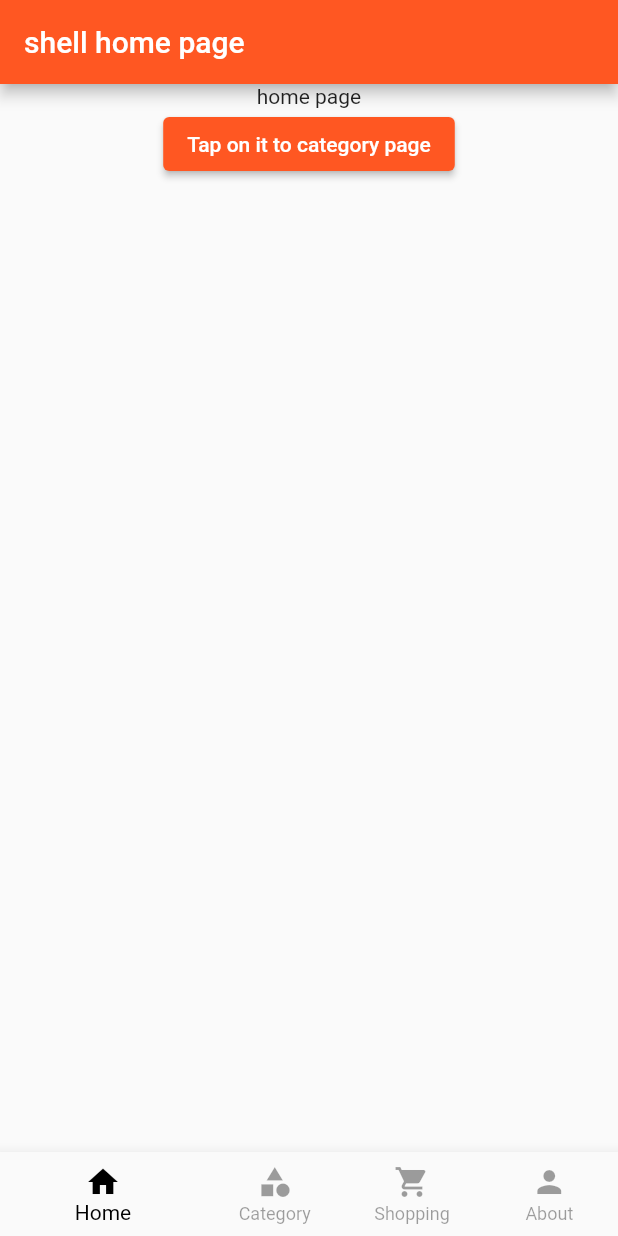
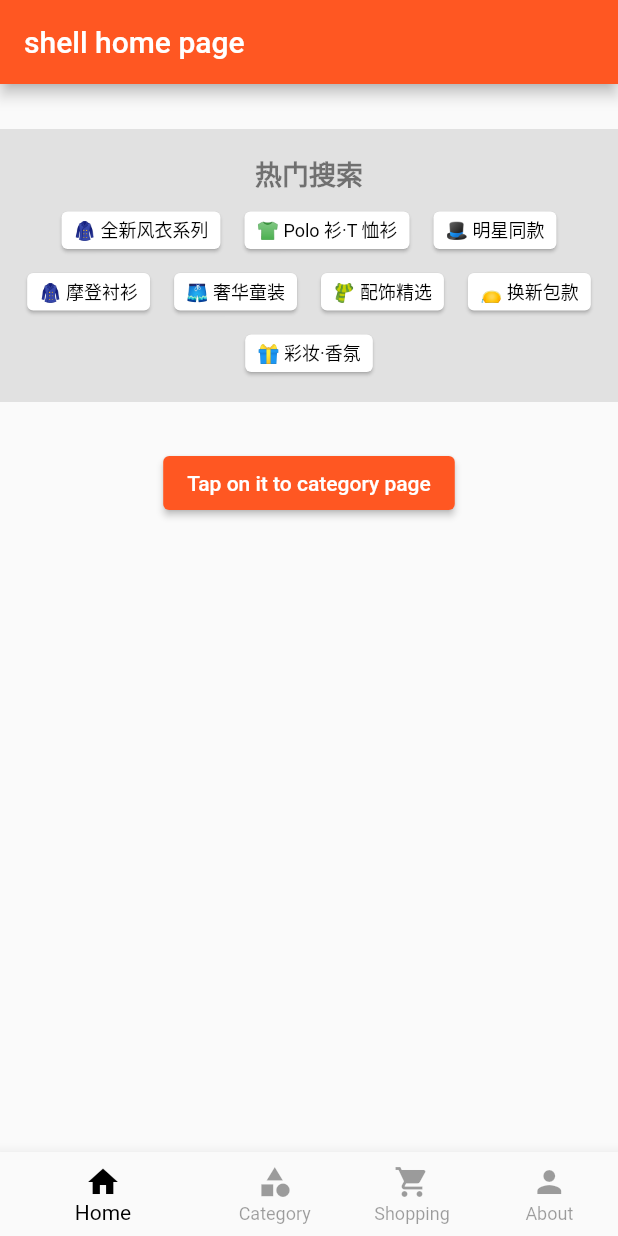
Before and after one commit to xiao-T/e_commerce_demo_of_flutter, a Flutter app: the screen it shows after launch, on a phone screen of 412 x 824 dp. Run offline on Flutter 3.47's test engine with Material 2 defaults, Android fonts, the phone set to English and light mode, and no system bars; our stand-ins replace go_router.

Commit message:
feat: hot words on home page

```diff
--- a/lib/main.dart
+++ b/lib/main.dart
@@ -22,6 +22,13 @@ class App extends StatelessWidget {
           selectedItemColor: Colors.black,
           unselectedItemColor: Colors.black38,
         ),
+        textTheme: const TextTheme(
+          displaySmall: TextStyle(
+            height: 1.4,
+            fontSize: 12,
+            color: Colors.black,
+          ),
+        ),
       ),
       routerConfig: shellRoute,
     );
--- a/lib/pages/category/category.dart
+++ b/lib/pages/category/category.dart
@@ -15,7 +15,6 @@ class CategoryPage extends StatelessWidget {
           const Text('Category page body'),
           ElevatedButton(
             onPressed: () {
-              print('tapped on category btn');
               GoRouter.of(context).go('/category/testId');
             },
             child: const Text('navigate to category detail page'),
--- a/lib/pages/category/detail.dart
+++ b/lib/pages/category/detail.dart
@@ -1,10 +1,13 @@
 // category detail
-import 'package:e_mall_demo/main.dart';
 import 'package:flutter/material.dart';
 import 'package:go_router/go_router.dart';
 
 class CategoryDetail extends StatelessWidget {
-  const CategoryDetail({Key? key}) : super(key: key);
+  final String categoryId;
+  const CategoryDetail({
+    Key? key,
+    required this.categoryId,
+  }) : super(key: key);
 
   @override
   Widget build(BuildContext context) {
@@ -13,11 +16,16 @@ class CategoryDetail extends StatelessWidget {
         title: const Text('Category Detail Page'),
       ),
       body: Center(
-        child: ElevatedButton(
-          child: const Text('back to home'),
-          onPressed: () {
-            GoRouter.of(context).go('/');
-          },
+        child: Column(
+          children: [
+            Text('Category ID: $categoryId'),
+            ElevatedButton(
+              child: const Text('back to home'),
+              onPressed: () {
+                GoRouter.of(context).go('/');
+              },
+            ),
+          ],
         ),
       ),
     );
--- a/lib/pages/home.dart
+++ /dev/null
@@ -1,41 +0,0 @@
-import 'package:flutter/material.dart';
-import 'package:go_router/go_router.dart';
-
-class HomePage extends StatefulWidget {
-  const HomePage({super.key, required this.title});
-
-  final String title;
-
-  @override
-  State<HomePage> createState() => _HomePageState();
-}
-
-class _HomePageState extends State<HomePage> {
-  final int _currentIndex = 0;
-
-  static const List<Widget> _pages = <Widget>[
-    Text('home page'),
-    Text('Category page'),
-    Text('shopping cart page'),
-    Text('personal page'),
-  ];
-  @override
-  Widget build(BuildContext context) {
-    return Scaffold(
-      appBar: AppBar(
-        title: Text(widget.title),
-      ),
-      body: Center(
-        child: Column(children: [
-          _pages.elementAt(_currentIndex),
-          ElevatedButton(
-            onPressed: () {
-              context.go('/category');
-            },
-            child: const Text('Tap on it to category page'),
-          ),
-        ]),
-      ),
-    );
-  }
-}
--- /dev/null
+++ b/lib/pages/home/home.dart
@@ -0,0 +1,36 @@
+import 'package:flutter/material.dart';
+import 'package:go_router/go_router.dart';
+
+import 'hot_words.dart';
+
+class HomePage extends StatelessWidget {
+  const HomePage({super.key, required this.title});
+
+  final String title;
+
+  @override
+  Widget build(BuildContext context) {
+    return Scaffold(
+      appBar: AppBar(
+        title: Text(title),
+      ),
+      body: Column(
+        children: [
+          const SizedBox(
+            height: 30.0,
+          ),
+          HotWords(),
+          const SizedBox(
+            height: 30.0,
+          ),
+          ElevatedButton(
+            onPressed: () {
+              context.go('/category');
+            },
+            child: const Text('Tap on it to category page'),
+          ),
+        ],
+      ),
+    );
+  }
+}
--- /dev/null
+++ b/lib/pages/home/hot_words.dart
@@ -0,0 +1,64 @@
+// hot words component on home page
+import 'package:e_mall_demo/utils.dart';
+import 'package:flutter/material.dart';
+import 'package:e_mall_demo/styles.dart';
+
+class HotWords extends StatelessWidget {
+  HotWords({Key? key}) : super(key: key);
+
+  final List _hotWords = <String>[
+    '🧥 全新风衣系列',
+    '👕 Polo 衫·T 恤衫',
+    '🎩 明星同款',
+    '🧥 摩登衬衫',
+    '🩳 奢华童装',
+    '🧣 配饰精选',
+    '👝 换新包款',
+    '🎁 彩妆·香氛'
+  ];
+  @override
+  Widget build(BuildContext context) {
+    return Container(
+        padding:
+            EdgeInsets.symmetric(vertical: gap['l']!, horizontal: gap['m']!),
+        color: const Color.fromRGBO(0, 0, 0, 0.1),
+        width: double.infinity,
+        child: Column(
+          children: [
+            Padding(
+              padding: EdgeInsets.only(bottom: gap['m']!),
+              child: Text(
+                '热门搜索',
+                style: Styles.title,
+                textAlign: TextAlign.center,
+              ),
+            ),
+            Wrap(
+              alignment: WrapAlignment.center,
+              spacing: gap['m']!,
+              runSpacing: gap['m']!,
+              children: _hotWords
+                  .map(
+                    (hotWord) => GestureDetector(
+                      onTap: () {
+                        // print(hotWord);
+                      },
+                      child: Card(
+                        child: Padding(
+                          padding: EdgeInsets.symmetric(
+                              horizontal: gap['m']!, vertical: gap['s']!),
+                          child: Text(
+                            hotWord,
+                            textAlign: TextAlign.center,
+                            style: Theme.of(context).textTheme.displaySmall,
+                          ),
+                        ),
+                      ),
+                    ),
+                  )
+                  .toList(),
+            )
+          ],
+        ));
+  }
+}
--- a/lib/routes.dart
+++ b/lib/routes.dart
@@ -3,7 +3,7 @@ import 'package:flutter/material.dart';
 import 'package:go_router/go_router.dart';
 
 import './scaffold_with_nav_bar.dart';
-import './pages/home.dart';
+import 'pages/home/home.dart';
 // category page
 import './pages/category/category.dart';
 import './pages/category/detail.dart';
@@ -27,27 +27,37 @@ final GoRouter shellRoute = GoRouter(
       routes: <RouteBase>[
         GoRoute(
           path: '/',
-          builder: (BuildContext context, GoRouterState state) {
-            return const HomePage(title: 'shell home page');
+          pageBuilder: (BuildContext context, GoRouterState state) {
+            return const NoTransitionPage(
+              child: HomePage(title: 'shell home page'),
+            );
           },
         ),
         GoRoute(
           path: '/category',
-          builder: (BuildContext context, GoRouterState state) {
-            return const CategoryPage();
+          pageBuilder: (BuildContext context, GoRouterState state) {
+            return const NoTransitionPage(
+              child: CategoryPage(),
+            );
           },
           routes: <RouteBase>[
             GoRoute(
-                path: ':id',
-                builder: (BuildContext context, GoRouterState state) {
-                  return const CategoryDetail();
-                })
+              path: ':id',
+              parentNavigatorKey: _rootNavigatorKey,
+              builder: (BuildContext context, GoRouterState state) {
+                return CategoryDetail(
+                  categoryId: state.params['id']!,
+                );
+              },
+            )
           ],
         ),
         GoRoute(
           path: '/about',
-          builder: (BuildContext context, GoRouterState state) {
-            return const AboutPage();
+          pageBuilder: (BuildContext context, GoRouterState state) {
+            return const NoTransitionPage(
+              child: AboutPage(),
+            );
           },
         )
       ],
--- /dev/null
+++ b/lib/styles.dart
@@ -0,0 +1,12 @@
+// common text style
+
+import 'package:flutter/material.dart';
+
+abstract class Styles {
+  static TextStyle title = const TextStyle(
+    color: Color.fromRGBO(0, 0, 0, 0.5),
+    fontSize: 18.0,
+    fontWeight: FontWeight.bold,
+  );
+  static TextStyle subTitle = const TextStyle(fontSize: 16.0);
+}
--- /dev/null
+++ b/lib/utils.dart
@@ -0,0 +1,7 @@
+// common utils
+final Map<String, double> gap = <String, double>{
+  's': 4.0,
+  'm': 8.0,
+  'l': 16.0,
+  'xl': 32.0
+};
```
Also changed, not shown: 1 other file.
